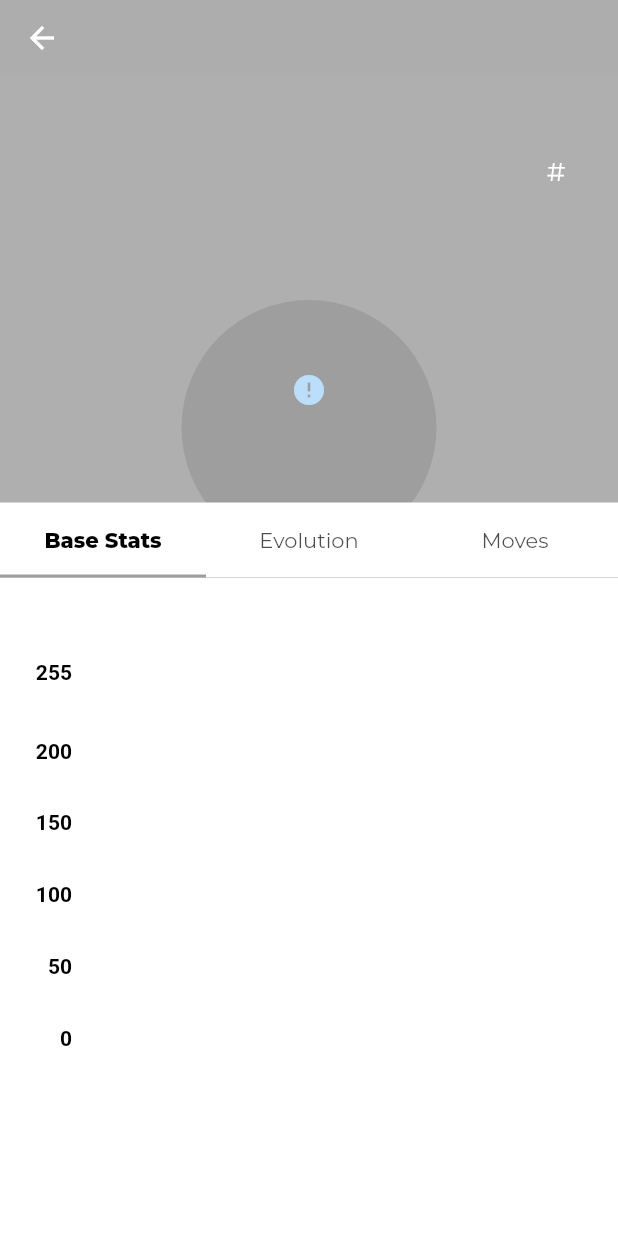
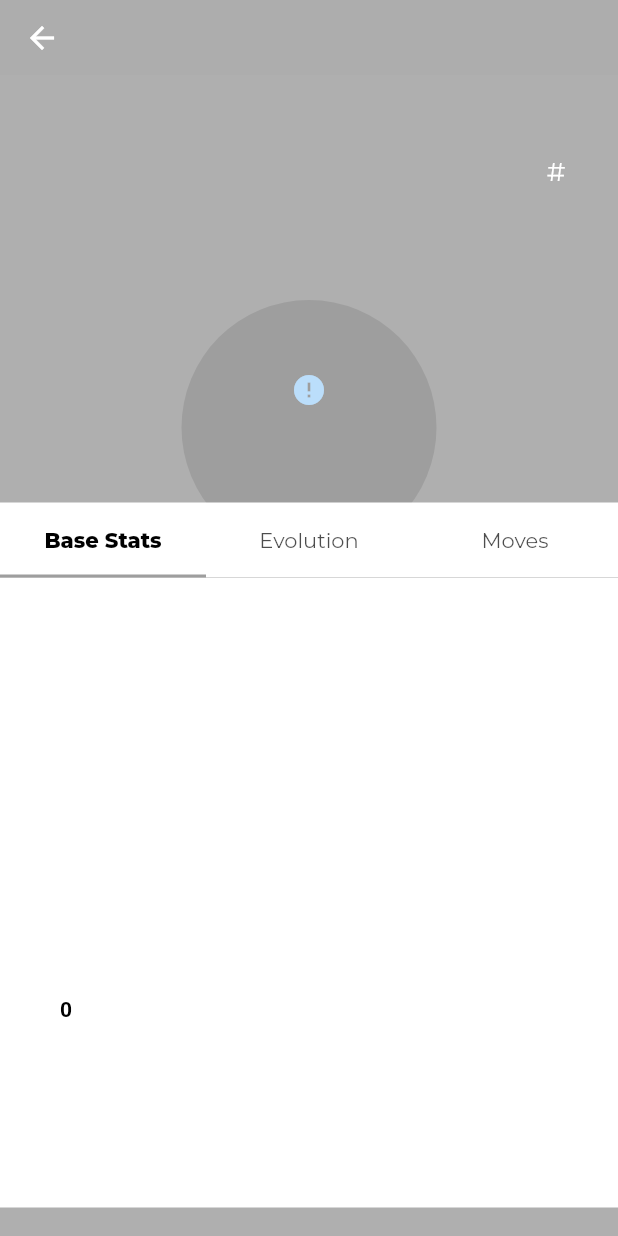
Before and after one commit to lewdias/pokedex, a Flutter app: the PokemonDetailsPage screen opened directly with empty values, on a phone screen of 412 x 824 dp. Run offline on Flutter 3.47's test engine with Material 2 defaults, Android fonts, the phone set to English and light mode, and no system bars; drawn by our look-alikes of cached_network_image, fl_chart; our stand-ins replace dio, google_fonts, shared_preferences; accounts and stored records are empty; network calls fail.

Commit message:
:recycle: (PokemonStats) updating stats

```diff
--- a/lib/modules/pokemon/details/widgets/tabbar/content/stats/pokemon_base_stats.dart
+++ b/lib/modules/pokemon/details/widgets/tabbar/content/stats/pokemon_base_stats.dart
@@ -8,10 +8,12 @@ class PokemonBaseStats extends StatelessWidget {
 
   @override
   Widget build(BuildContext context) {
-    return Container(
-      height: 600,
-      color: Colors.white,
-      child: PokemonStatsGraph(stats: stats),
+    return SingleChildScrollView(
+      child: Container(
+        height: 420,
+        color: Colors.white,
+        child: PokemonStatsGraph(stats: stats),
+      ),
     );
   }
 }
--- a/lib/modules/pokemon/details/widgets/tabbar/content/stats/pokemon_stats_graph.dart
+++ b/lib/modules/pokemon/details/widgets/tabbar/content/stats/pokemon_stats_graph.dart
@@ -14,19 +14,19 @@ class PokemonStatsGraph extends StatefulWidget {
 class PokemonStatsGraphState extends State<PokemonStatsGraph> {
   final Color leftBarColor = const Color(0xff53fdd7);
   final double width = 10;
+  double highestStat = 0.0;
 
   late List<BarChartGroupData> showingBarGroups;
 
   @override
   void initState() {
     super.initState();
-    final statBars = widget.stats
-        .mapIndexed((int index, PokemonStats item) => makeGroupData(
-              index,
-              item.baseStat.toDouble(),
-              item.stat.color,
-            ))
-        .toList();
+    final statBars = widget.stats.mapIndexed((int index, PokemonStats item) {
+      if (item.baseStat.toDouble() > highestStat) {
+        highestStat = item.baseStat.toDouble();
+      }
+      return makeGroupData(index, item.baseStat.toDouble(), item.stat.color);
+    }).toList();
 
     showingBarGroups = statBars;
   }
@@ -44,7 +44,7 @@ class PokemonStatsGraphState extends State<PokemonStatsGraph> {
               Expanded(
                 child: BarChart(
                   BarChartData(
-                    maxY: 300,
+                    maxY: highestStat * 1.3,
                     titlesData: FlTitlesData(
                       show: true,
                       rightTitles: SideTitles(showTitles: false),
@@ -88,16 +88,18 @@ class PokemonStatsGraphState extends State<PokemonStatsGraph> {
                         getTitles: (value) {
                           if (value == 0) {
                             return '0';
-                          } else if (value == 50) {
-                            return '50';
-                          } else if (value == 100) {
-                            return '100';
-                          } else if (value == 150) {
-                            return '150';
+                          } else if (value == 40) {
+                            return '40';
+                          } else if (value == 80) {
+                            return '80';
+                          } else if (value == 120) {
+                            return '120';
+                          } else if (value == 160) {
+                            return '160';
                           } else if (value == 200) {
                             return '200';
-                          } else if (value == 255) {
-                            return '255';
+                          } else if (value == 240) {
+                            return '240';
                           } else {
                             return '';
                           }
```
